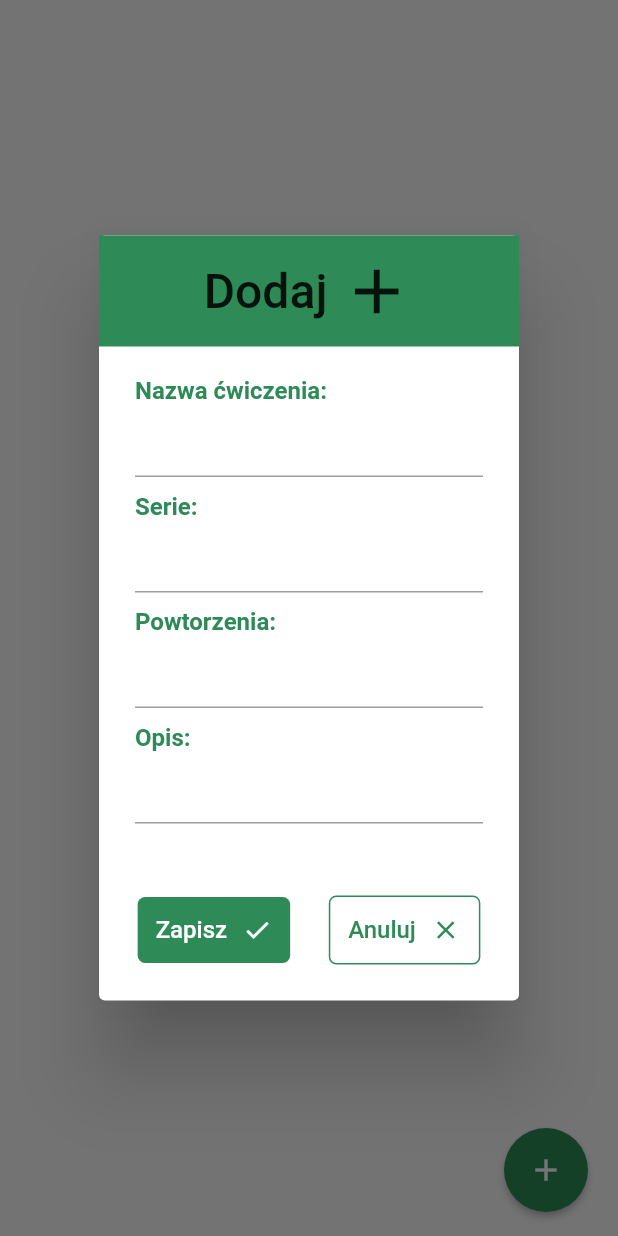
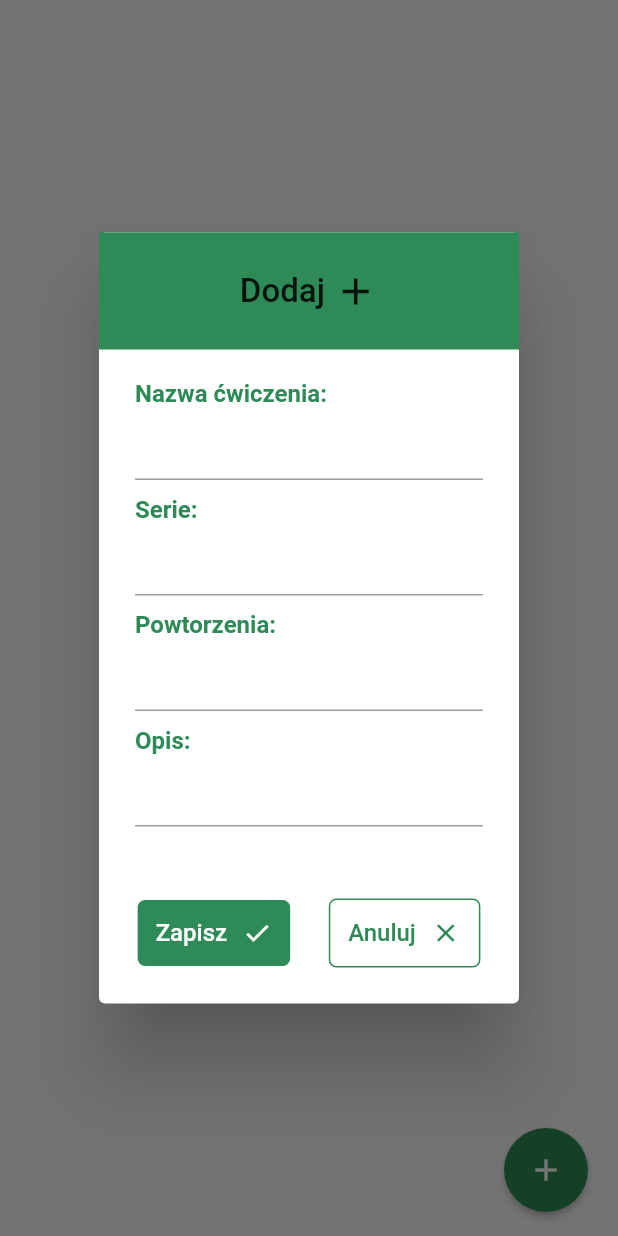
Before and after one commit to zysek11/LifestyleApplication, a Flutter app: the ExerciseStretch widget shown alone on an empty page, opened directly, after a tap on the "add" icon, on a phone screen of 412 x 824 dp. Run offline on Flutter 3.47's test engine with Material 2 defaults, Android fonts, the light colour scheme and no system bars; our stand-ins replace google_nav_bar, hive_flutter; accounts and stored records are empty.

Commit message:
update fontu alert dialogów

```diff
--- a/lib/Pages/exerciseMenu/ExerciseStretch.dart
+++ b/lib/Pages/exerciseMenu/ExerciseStretch.dart
@@ -92,17 +92,18 @@ class _ExerciseStretchState extends State<ExerciseStretch> {
                                       titlePadding: EdgeInsets.zero,
                                       title: Container(
                                         color: const Color(0xFF2E8B57),
+                                        padding: EdgeInsets.symmetric(vertical: 12),
                                         child: Row(
                                           mainAxisSize: MainAxisSize.max,
                                           mainAxisAlignment: MainAxisAlignment.center,
                                           children: [
-                                            Text("Edytuj ",style: TextStyle(fontSize: 32),),
+                                            Text("Edytuj ",style: TextStyle(fontSize: 22),),
                                             Container(
                                               padding: const EdgeInsets.symmetric(
                                                   vertical: 12),
                                               child: const Icon(
                                                 Icons.edit,
-                                                size: 50,
+                                                size: 30,
                                               ),
                                             ),
                                           ],
@@ -371,17 +372,18 @@ class _ExerciseStretchState extends State<ExerciseStretch> {
                         titlePadding: EdgeInsets.zero,
                         title: Container(
                           color: const Color(0xFF2E8B57),
+                          padding: EdgeInsets.all(12),
                           child: Row(
                             mainAxisSize: MainAxisSize.max,
                             mainAxisAlignment: MainAxisAlignment.center,
                             children: [
-                              Text("Dodaj ",style: TextStyle(fontSize: 32),),
+                              Text("Dodaj ",style: TextStyle(fontSize: 22),),
                               Container(
                                 padding: const EdgeInsets.symmetric(
                                     vertical: 12),
                                 child: const Icon(
                                   Icons.add,
-                                  size: 50,
+                                  size: 30,
                                 ),
                               ),
                             ],
```
